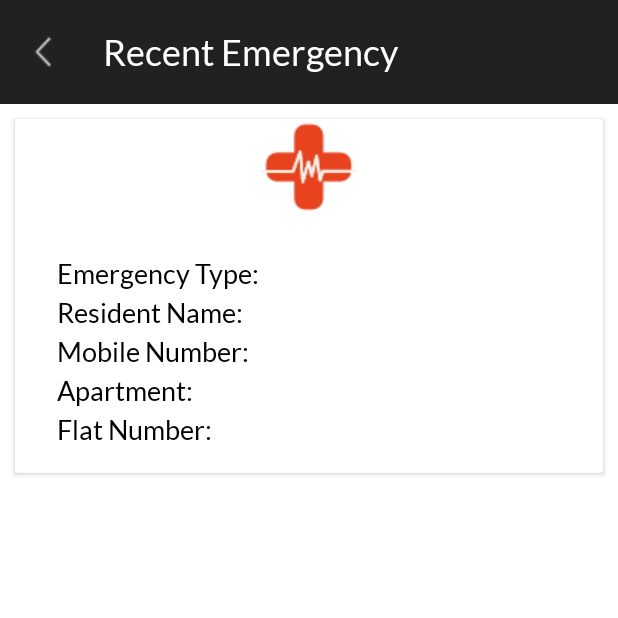
After one commit to RoshanHalwai/NASecurity, an Android app: the RecentEmergencyDetails screen opened directly, with no data from a screen before it, on a phone screen of 412 x 824 dp, the top half of it. The commit adds this screen. Run offline under Robolectric (Android 15) with nearby library versions, the phone set to English and light mode, and no system bars; our stand-ins replace Firebase (no records; nobody signed in at launch, a user with empty details on screens opened directly); libraries missing offline, so code that uses them is left out: com.wang.avi; 6 statements that could not run were skipped.

Commit message:
Triggered Push Notification when user raises any emergency alarm

```diff
--- a/app/build.gradle
+++ b/app/build.gradle
@@ -40,6 +40,7 @@ dependencies {
     /* Google Firebase Dependencies*/
     implementation 'com.google.firebase:firebase-database:12.0.1'
     implementation 'com.google.firebase:firebase-storage:12.0.1'
+    implementation 'com.google.firebase:firebase-messaging:12.0.1'
 
     /* Progress Bar*/
     implementation 'com.wang.avi:library:2.1.3'
--- a/app/src/main/java/com/kirtanlabs/nammaapartmentssecurity/Constants.java
+++ b/app/src/main/java/com/kirtanlabs/nammaapartmentssecurity/Constants.java
@@ -18,7 +18,12 @@ public class Constants {
     public static final String VALIDATION_STATUS = "validation_status";
     public static final String EXPECTED_ARRIVAL_UID = "expected_arrival_uid";
     public static final String SERVICE_TYPE = "service_type";
-    public static final String FLAT_NUMBER = "flat_number";
+    public static final String FLAT_NUMBER = "flatNumber";
+    public static final String EMERGENCY_TYPE = "emergencyType";
+    public static final String OWNER_NAME = "ownerName";
+    public static final String MOBILE_NUMBER = "mobileNumber";
+    public static final String APARTMENT_NAME = "apartmentName";
+    public static final String MESSAGE = "message";
 
     /* ------------------------------------------------------------- *
      * Dialog Types
@@ -58,9 +63,11 @@ public class Constants {
     public static final String FIREBASE_CHILD_PRIVATE = "private";
     public static final String FIREBASE_CHILD_PUBLIC = "public";
     public static final String FIREBASE_CHILD_DAILYSERVICETYPE = "dailyServiceType";
+    public static final String FIREBASE_CHILD_SECURITY_GUARD = "securityGuard";
     public static final String FIREBASE_CHILD_SOCIETIES = "societies";
     public static final String FIREBASE_CHILD_STATUS = "status";
     public static final String FIREBASE_CHILD_TIMEOFVISIT = "timeOfVisit";
+    public static final String FIREBASE_CHILD_TOKEN_ID = "tokenId";
     public static final String FIREBASE_CHILD_USERS = "users";
     public static final String FIREBASE_CHILD_USERDATA = "userData";
     public static final String FIREBASE_CHILD_VALIDFOR = "validFor";
@@ -78,6 +85,7 @@ public class Constants {
     private static final DatabaseReference CABS_REFERENCE = FIREBASE_DATABASE.getReference(FIREBASE_CHILD_CABS);
     private static final DatabaseReference DELIVERIES_REFERENCE = FIREBASE_DATABASE.getReference(FIREBASE_CHILD_DELIVERIES);
     private static final DatabaseReference EMERGENCIES_REFERENCE = FIREBASE_DATABASE.getReference(FIREBASE_CHILD_EMERGENCIES);
+    public static final DatabaseReference SECURITY_GUARD_REFERENCE = FIREBASE_DATABASE.getReference(FIREBASE_CHILD_SECURITY_GUARD);
     private static final DatabaseReference PRIVATE_CLIENTS_REFERENCE = FIREBASE_DATABASE.getReference(FIREBASE_CHILD_CLIENTS).child(FIREBASE_CHILD_PRIVATE);
     public static final DatabaseReference CITIES_REFERENCE = PRIVATE_CLIENTS_REFERENCE.child(FIREBASE_CHILD_CITIES);
     public static final DatabaseReference PRIVATE_USERS_REFERENCE = USER_REFERENCE.child(FIREBASE_CHILD_PRIVATE);
@@ -114,6 +122,7 @@ public class Constants {
      * Request Code
      * ------------------------------------------------------------- */
 
+    public static final int RECENT_EMERGENCY_REQUEST_CODE = 0;
     public static final int SEARCH_FLAT_NUMBER_REQUEST_CODE = 1;
 
     /* ------------------------------------------------------------- *
--- /dev/null
+++ b/app/src/main/java/com/kirtanlabs/nammaapartmentssecurity/nammaapartmentsecurityhome/emergency/RecentEmergencyDetails.java
@@ -0,0 +1,118 @@
+package com.kirtanlabs.nammaapartmentssecurity.nammaapartmentsecurityhome.emergency;
+
+import android.content.Intent;
+import android.os.Bundle;
+import android.widget.ImageView;
+import android.widget.TextView;
+
+import com.kirtanlabs.nammaapartmentssecurity.BaseActivity;
+import com.kirtanlabs.nammaapartmentssecurity.Constants;
+import com.kirtanlabs.nammaapartmentssecurity.R;
+
+public class RecentEmergencyDetails extends BaseActivity {
+
+    /* ------------------------------------------------------------- *
+     * Private Members
+     * ------------------------------------------------------------- */
+
+    private TextView textResidentApartmentValue;
+    private TextView textResidentFlatNumberValue;
+    private TextView textEmergencyTypeValue;
+    private TextView textResidentNameValue;
+    private TextView textResidentMobileNumberValue;
+    private ImageView imageEmergencyType;
+
+    /* ------------------------------------------------------------- *
+     * Overriding BaseActivity Methods
+     * ------------------------------------------------------------- */
+
+    @Override
+    protected int getLayoutResourceId() {
+        return R.layout.activity_recent_emergency_details;
+    }
+
+    @Override
+    protected int getActivityTitle() {
+        return R.string.recent_emergency;
+    }
+
+    @Override
+    protected void onCreate(Bundle savedInstanceState) {
+        super.onCreate(savedInstanceState);
+
+        /*Getting Id's for all the views*/
+        TextView textResidentApartment = findViewById(R.id.textResidentApartment);
+        TextView textResidentFlatNumber = findViewById(R.id.textResidentFlatNumber);
+        TextView textEmergencyType = findViewById(R.id.textEmergencyType);
+        TextView textResidentName = findViewById(R.id.textResidentName);
+        TextView textResidentMobileNumber = findViewById(R.id.textResidentMobileNumber);
+        textResidentApartmentValue = findViewById(R.id.textResidentApartmentValue);
+        textResidentFlatNumberValue = findViewById(R.id.textResidentFlatNumberValue);
+        textEmergencyTypeValue = findViewById(R.id.textEmergencyTypeValue);
+        textResidentNameValue = findViewById(R.id.textResidentNameValue);
+        textResidentMobileNumberValue = findViewById(R.id.textResidentMobileNumberValue);
+        imageEmergencyType = findViewById(R.id.imageEmergencyType);
+
+        /*Setting fonts to the views*/
+        textResidentApartment.setTypeface(Constants.setLatoRegularFont(this));
+        textResidentFlatNumber.setTypeface(Constants.setLatoRegularFont(this));
+        textEmergencyType.setTypeface(Constants.setLatoRegularFont(this));
+        textResidentName.setTypeface(Constants.setLatoRegularFont(this));
+        textResidentMobileNumber.setTypeface(Constants.setLatoRegularFont(this));
+        textResidentApartmentValue.setTypeface(Constants.setLatoBoldFont(this));
+        textResidentFlatNumberValue.setTypeface(Constants.setLatoBoldFont(this));
+        textEmergencyTypeValue.setTypeface(Constants.setLatoBoldFont(this));
+        textResidentNameValue.setTypeface(Constants.setLatoBoldFont(this));
+        textResidentMobileNumberValue.setTypeface(Constants.setLatoBoldFont(this));
+
+        /*Setting titles for views*/
+        String apartmentTitle = getString(R.string.apartment) + ":";
+        textResidentApartment.setText(apartmentTitle);
+        String flatNumberTitle = getString(R.string.flat_number) + ":";
+        textResidentFlatNumber.setText(flatNumberTitle);
+        String mobileNumberTitle = getString(R.string.phone_number) + ":";
+        textResidentMobileNumber.setText(mobileNumberTitle);
+
+        // To display of details of recent occurred emergency
+        showRecentEmergencyDetails();
+
+    }
+
+    /*-------------------------------------------------------------------------------
+     * Private Methods
+     *-----------------------------------------------------------------------------*/
+
+    /**
+     * This method is invoked to display all details of Latest Emergency raised by the user
+     */
+    private void showRecentEmergencyDetails() {
+        Intent intent = getIntent();
+        Bundle bundle = intent.getExtras();
+
+        assert bundle != null;
+        String emergencyType = bundle.getString(Constants.EMERGENCY_TYPE);
+        String ownerName = bundle.getString(Constants.OWNER_NAME);
+        String mobileNumber = bundle.getString(Constants.MOBILE_NUMBER);
+        String apartmentName = bundle.getString(Constants.APARTMENT_NAME);
+        String flatNumber = bundle.getString(Constants.FLAT_NUMBER);
+
+        textEmergencyTypeValue.setText(emergencyType);
+        textResidentNameValue.setText(ownerName);
+        textResidentMobileNumberValue.setText(mobileNumber);
+        textResidentApartmentValue.setText(apartmentName);
+        textResidentFlatNumberValue.setText(flatNumber);
+
+        // Here we are setting image in cardView according to the emergency type
+        switch (emergencyType) {
+            case Constants.EMERGENCY_TYPE_MEDICAL:
+                imageEmergencyType.setImageResource(R.drawable.medical_emergency);
+                break;
+            case Constants.EMERGENCY_TYPE_FIRE:
+                imageEmergencyType.setImageResource(R.drawable.fire_alarm);
+                break;
+            case Constants.EMERGENCY_TYPE_THEFT:
+                imageEmergencyType.setImageResource(R.drawable.theft_alarm);
+                break;
+        }
+    }
+}
--- /dev/null
+++ b/app/src/main/res/layout/activity_recent_emergency_details.xml
@@ -0,0 +1,13 @@
+<?xml version="1.0" encoding="utf-8"?>
+<LinearLayout xmlns:android="http://schemas.android.com/apk/res/android"
+    xmlns:tools="http://schemas.android.com/tools"
+    android:layout_width="match_parent"
+    android:layout_height="match_parent"
+    android:orientation="vertical"
+    tools:context=".nammaapartmentsecurityhome.emergency.RecentEmergencyDetails">
+
+    <include layout="@layout/activity_base" />
+
+    <include layout="@layout/layout_emergency_list" />
+
+</LinearLayout>
--- a/app/src/main/res/values/strings.xml
+++ b/app/src/main/res/values/strings.xml
@@ -142,9 +142,11 @@
     <string name="Filter">Filter</string>
     <string name="search_flat_number_hint">Search Flat</string>
     <string name="search_flat_number">Search Flat number</string>
+    <string name="recent_emergency">Recent Emergency</string>
 
     <!--Validation-->
     <string name="number_10digit_validation">Please Enter a valid 10 digit mobile number</string>
     <string name="field_cant_be_empty">Field can\'t be Empty</string>
+    <string name="default_notification_channel_id">01</string>
 
 </resources>
```
Also changed, not shown: app/src/main/AndroidManifest.xml (+21 -2 lines), app/src/main/java/com/kirtanlabs/nammaapartmentssecurity/nammaapartmentsecurityhome/MyFirebaseInstanceIdService.java (added, +24 -0 lines), app/src/main/java/com/kirtanlabs/nammaapartmentssecurity/nammaapartmentsecurityhome/MyFirebaseMessagingService.java (added, +66 -0 lines), app/src/main/java/com/kirtanlabs/nammaapartmentssecurity/nammaapartmentsecurityhome/NammaApartmentSecurityHome.java (+8 -0 lines), 1 other file.
